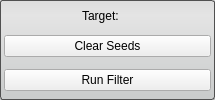
Qt form src/Interface/ToolInterface/FillHolesFilterInterface.ui (SCIInstitute/Seg3D) before a commit.
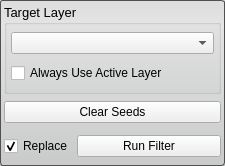
The same form after that commit.

```diff
--- a/src/Interface/ToolInterface/FillHolesFilterInterface.ui
+++ b/src/Interface/ToolInterface/FillHolesFilterInterface.ui
@@ -6,8 +6,8 @@
    <rect>
     <x>0</x>
     <y>0</y>
-    <width>215</width>
-    <height>100</height>
+    <width>225</width>
+    <height>166</height>
    </rect>
   </property>
   <property name="sizePolicy">
@@ -46,30 +46,38 @@
     <number>4</number>
    </property>
    <item>
-    <layout class="QHBoxLayout" name="activeHLayout" stretch="1">
-     <property name="spacing">
-      <number>0</number>
+    <widget class="QGroupBox" name="target_groupbox_">
+     <property name="font">
+      <font>
+       <pointsize>10</pointsize>
+      </font>
+     </property>
+     <property name="title">
+      <string>Target Layer</string>
+     </property>
+     <layout class="QVBoxLayout" name="verticalLayout_4">
+      <property name="margin">
+       <number>4</number>
      </property>
      <item>
-      <widget class="QLabel" name="activeLabel">
+       <widget class="QComboBox" name="target_layer_">
        <property name="sizePolicy">
-        <sizepolicy hsizetype="Fixed" vsizetype="Preferred">
+         <sizepolicy hsizetype="Ignored" vsizetype="Fixed">
          <horstretch>0</horstretch>
          <verstretch>0</verstretch>
         </sizepolicy>
        </property>
-       <property name="minimumSize">
-        <size>
-         <width>50</width>
-         <height>0</height>
-        </size>
-       </property>
+       </widget>
+      </item>
+      <item>
+       <widget class="QCheckBox" name="use_active_layer_">
        <property name="text">
-        <string>Target:</string>
+         <string>Always Use Active Layer</string>
        </property>
       </widget>
      </item>
     </layout>
+    </widget>
    </item>
    <item>
     <widget class="QWidget" name="widget_2" native="true">
@@ -124,11 +132,21 @@
      </property>
      <layout class="QHBoxLayout" name="horizontalLayout">
       <property name="spacing">
-       <number>0</number>
+       <number>4</number>
       </property>
       <property name="margin">
        <number>0</number>
       </property>
+      <item>
+       <widget class="QCheckBox" name="replaceCheckBox">
+        <property name="text">
+         <string>Replace</string>
+        </property>
+        <property name="checked">
+         <bool>true</bool>
+        </property>
+       </widget>
+      </item>
       <item>
        <widget class="QPushButton" name="runFilterButton">
         <property name="sizePolicy">
```
Lines whose indentation alone changed are shown as unchanged.
